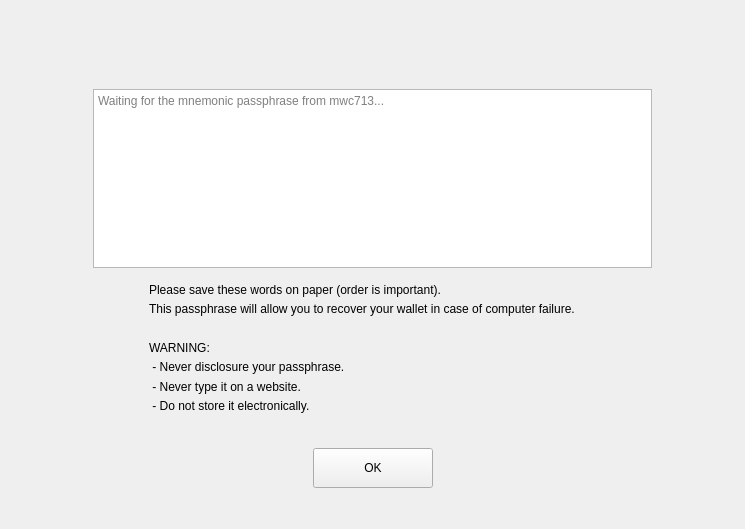
Old version of the form windows_desktop/c_newseed.ui in the repository 0xkobe/mwc-wallet.
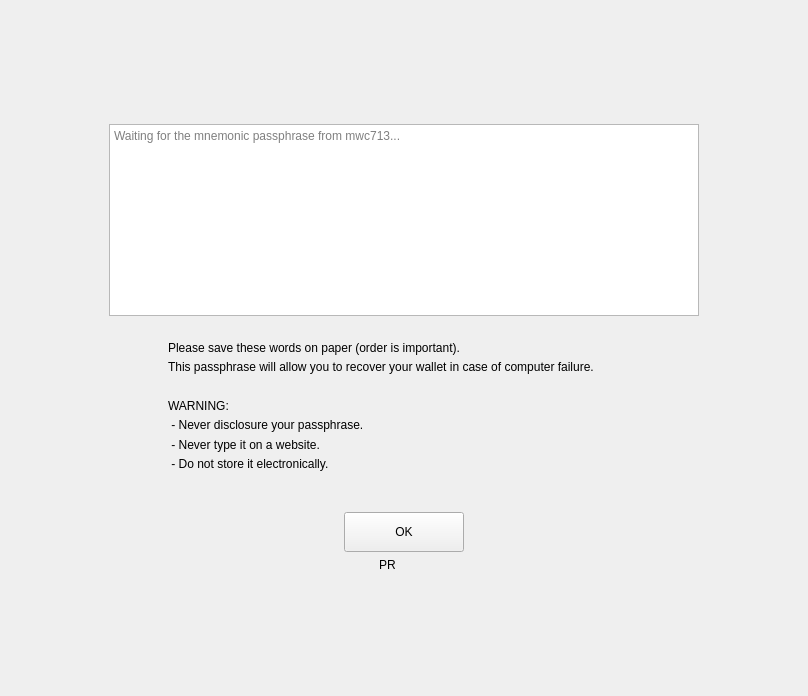
New version of the form. Custom widgets are drawn as their Qt base class.

Patch:
```diff
--- a/windows_desktop/c_newseed.ui
+++ b/windows_desktop/c_newseed.ui
@@ -6,25 +6,19 @@
    <rect>
     <x>0</x>
     <y>0</y>
-    <width>745</width>
-    <height>529</height>
+    <width>808</width>
+    <height>696</height>
    </rect>
   </property>
   <property name="windowTitle">
    <string>Form</string>
   </property>
-  <layout class="QVBoxLayout" name="verticalLayout" stretch="6,12,1,5,2,1,2">
+  <layout class="QVBoxLayout" name="verticalLayout" stretch="1,0,0,0,0,0,0,2">
    <property name="spacing">
     <number>0</number>
    </property>
-   <property name="leftMargin">
-    <number>0</number>
-   </property>
    <property name="topMargin">
-    <number>0</number>
-   </property>
-   <property name="rightMargin">
-    <number>0</number>
+    <number>70</number>
    </property>
    <item>
     <spacer name="verticalSpacer_4">
@@ -97,10 +91,13 @@
      <property name="orientation">
       <enum>Qt::Vertical</enum>
      </property>
+     <property name="sizeType">
+      <enum>QSizePolicy::Fixed</enum>
+     </property>
      <property name="sizeHint" stdset="0">
       <size>
        <width>20</width>
-       <height>15</height>
+       <height>25</height>
       </size>
      </property>
     </spacer>
@@ -161,10 +158,13 @@
      <property name="orientation">
       <enum>Qt::Vertical</enum>
      </property>
+     <property name="sizeType">
+      <enum>QSizePolicy::Fixed</enum>
+     </property>
      <property name="sizeHint" stdset="0">
       <size>
        <width>20</width>
-       <height>25</height>
+       <height>35</height>
       </size>
      </property>
     </spacer>
@@ -224,6 +224,80 @@
      </item>
     </layout>
    </item>
+   <item>
+    <layout class="QHBoxLayout" name="horizontalLayout_4">
+     <property name="spacing">
+      <number>0</number>
+     </property>
+     <property name="leftMargin">
+      <number>10</number>
+     </property>
+     <property name="rightMargin">
+      <number>10</number>
+     </property>
+     <item>
+      <spacer name="horizontalSpacer_7">
+       <property name="orientation">
+        <enum>Qt::Horizontal</enum>
+       </property>
+       <property name="sizeHint" stdset="0">
+        <size>
+         <width>40</width>
+         <height>20</height>
+        </size>
+       </property>
+      </spacer>
+     </item>
+     <item>
+      <widget class="control::MwcLabelProgress" name="progress">
+       <property name="minimumSize">
+        <size>
+         <width>50</width>
+         <height>25</height>
+        </size>
+       </property>
+       <property name="maximumSize">
+        <size>
+         <width>50</width>
+         <height>25</height>
+        </size>
+       </property>
+       <property name="text">
+        <string>PR</string>
+       </property>
+      </widget>
+     </item>
+     <item>
+      <widget class="QWidget" name="widget" native="true">
+       <property name="minimumSize">
+        <size>
+         <width>1</width>
+         <height>25</height>
+        </size>
+       </property>
+       <property name="maximumSize">
+        <size>
+         <width>1</width>
+         <height>25</height>
+        </size>
+       </property>
+      </widget>
+     </item>
+     <item>
+      <spacer name="horizontalSpacer_8">
+       <property name="orientation">
+        <enum>Qt::Horizontal</enum>
+       </property>
+       <property name="sizeHint" stdset="0">
+        <size>
+         <width>40</width>
+         <height>20</height>
+        </size>
+       </property>
+      </spacer>
+     </item>
+    </layout>
+   </item>
    <item>
     <spacer name="verticalSpacer">
      <property name="orientation">
@@ -250,6 +324,11 @@
    <extends>QLabel</extends>
    <header>control_desktop/MwcLabel.h</header>
   </customwidget>
+  <customwidget>
+   <class>control::MwcLabelProgress</class>
+   <extends>QLabel</extends>
+   <header>control_desktop/MwcLabelProgress.h</header>
+  </customwidget>
  </customwidgets>
  <resources/>
  <connections/>
```
